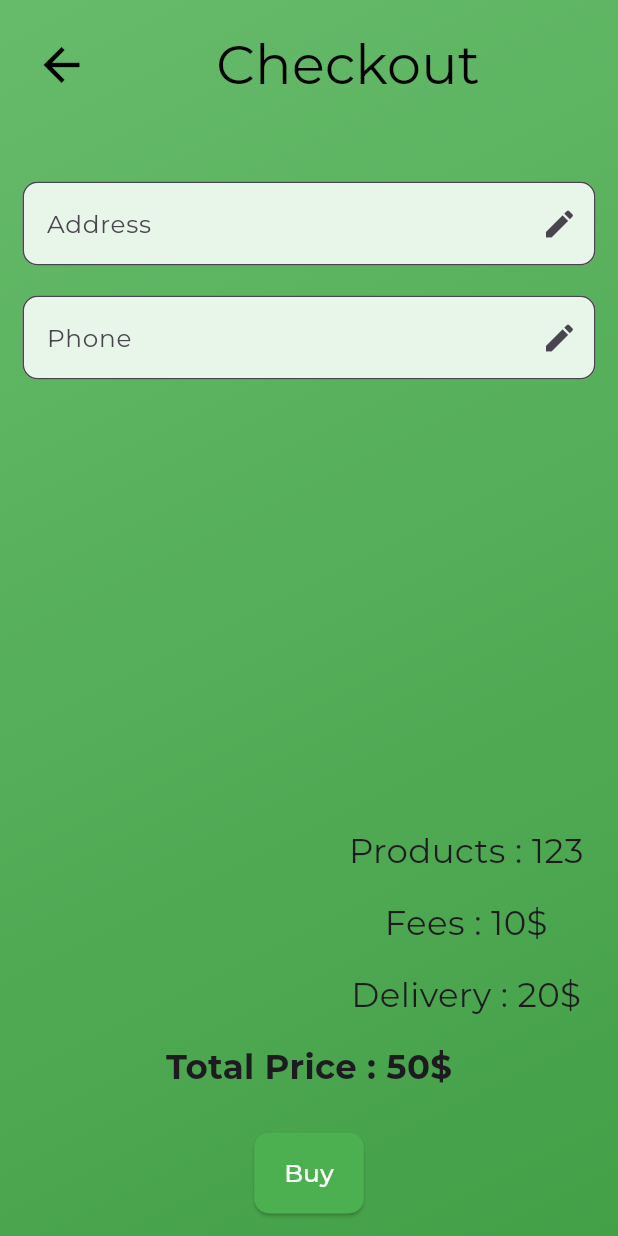
After one commit to MalekYasser26/plant_it, a Flutter app: the CheckoutViewBody screen opened directly, on a phone screen of 412 x 824 dp. The commit adds this screen. Run offline on Flutter 3.47's test engine with Material 3 defaults, Android fonts, the phone set to English and light mode, and no system bars; our stand-ins replace google_fonts.

Commit message:
checkout view done

```diff
--- a/lib/features/cart/presentation/views/cart_view.dart
+++ b/lib/features/cart/presentation/views/cart_view.dart
@@ -1,86 +1,12 @@
 import 'package:flutter/cupertino.dart';
 import 'package:flutter/material.dart';
-import 'package:google_fonts/google_fonts.dart';
-import 'package:plant_it/constants/constants.dart';
-import 'package:plant_it/features/auth/presentation/views/widgets/login_button.dart';
-import 'package:plant_it/features/cart/presentation/widgets/cart_item.dart';
+import 'package:plant_it/features/cart/presentation/widgets/cart_view_body.dart';
 
 class CartView extends StatelessWidget {
   const CartView({super.key});
 
   @override
   Widget build(BuildContext context) {
-    return SafeArea(
-      child: Scaffold(
-        body: Container(
-          decoration: const BoxDecoration(
-            gradient: LinearGradient(
-              colors: [
-                Color(0xFF66BB6A),
-                Color(0xFF43A047),
-              ],
-              begin: FractionalOffset(0.0, 0.0),
-              end: FractionalOffset(1.0, 1.0),
-              stops: [0.0, 1.0],
-              tileMode: TileMode.clamp,
-            ),
-          ),
-          child: Center(
-            child: Padding(
-              padding: const EdgeInsets.all(15.0),
-              child: Column(
-                children: [
-                   Container(
-                    height: kToolbarHeight,
-                    decoration: const BoxDecoration(),
-                    child: Row(
-                      mainAxisAlignment: MainAxisAlignment.spaceBetween,
-                      children: [
-                        IconButton(
-                          onPressed: () {
-                            Navigator.pop(context);
-                          },
-                          icon: Icon(
-                            Icons.arrow_back,
-                            size: getResponsiveFontSize(context, fontSize: 35),
-                            color: Colors.black,
-                          ),
-                        ),
-                        Text(
-                          "Cart",
-                          textAlign: TextAlign.center,
-                          style: GoogleFonts.montserrat(
-                              fontSize:
-                                  getResponsiveFontSize(context, fontSize: 35),
-                              color: Colors.black),
-                        ),
-                        const SizedBox()
-                      ],
-                    ),
-                  ),
-                   Expanded(
-                       child: ListView.separated(
-                         physics: const BouncingScrollPhysics(),
-                           itemBuilder: (context, index) =>  const CartItem(),
-                           separatorBuilder: (context, index) => const SizedBox(height: 15,),
-                           itemCount: 5)),
-                  Padding(
-                    padding: const EdgeInsets.all(15.0),
-                    child: Text("Total Price : 22222\$",style: GoogleFonts.montserrat(
-                        fontSize: getResponsiveFontSize(context, fontSize: 20),
-                        color: Colors.white
-                    ),),
-                  ),
-                  CustButton(onPressed: () {
-
-                  }, text: "Proceed to purchase ")
-
-                ],
-              ),
-            ),
-          ),
-        ),
-      ),
-    );
+    return const CartViewBody();
   }
 }
--- /dev/null
+++ b/lib/features/cart/presentation/widgets/cart_view_body.dart
@@ -0,0 +1,87 @@
+import 'package:flutter/material.dart';
+import 'package:google_fonts/google_fonts.dart';
+import 'package:plant_it/constants/constants.dart';
+import 'package:plant_it/features/auth/presentation/views/widgets/login_button.dart';
+import 'package:plant_it/features/cart/presentation/widgets/cart_item.dart';
+import 'package:plant_it/features/checkout/presentation/views/checkout_view.dart';
+
+class CartViewBody extends StatelessWidget {
+  const CartViewBody({super.key});
+
+  @override
+  Widget build(BuildContext context) {
+    return SafeArea(
+      child: Scaffold(
+        body: Container(
+          decoration: const BoxDecoration(
+            gradient: LinearGradient(
+              colors: [
+                Color(0xFF66BB6A),
+                Color(0xFF43A047),
+              ],
+              begin: FractionalOffset(0.0, 0.0),
+              end: FractionalOffset(1.0, 1.0),
+              stops: [0.0, 1.0],
+              tileMode: TileMode.clamp,
+            ),
+          ),
+          child: Center(
+            child: Padding(
+              padding: const EdgeInsets.all(15.0),
+              child: Column(
+                children: [
+                  Container(
+                    height: kToolbarHeight,
+                    decoration: const BoxDecoration(),
+                    child: Row(
+                      mainAxisAlignment: MainAxisAlignment.spaceBetween,
+                      children: [
+                        IconButton(
+                          onPressed: () {
+                            Navigator.pop(context);
+                          },
+                          icon: Icon(
+                            Icons.arrow_back,
+                            size: getResponsiveFontSize(context, fontSize: 35),
+                            color: Colors.black,
+                          ),
+                        ),
+                        Text(
+                          "Cart",
+                          textAlign: TextAlign.center,
+                          style: GoogleFonts.montserrat(
+                              fontSize:
+                              getResponsiveFontSize(context, fontSize: 35),
+                              color: Colors.black),
+                        ),
+                        const SizedBox()
+                      ],
+                    ),
+                  ),
+                  Expanded(
+                      child: ListView.separated(
+                          physics: const BouncingScrollPhysics(),
+                          itemBuilder: (context, index) =>  const CartItem(),
+                          separatorBuilder: (context, index) => const SizedBox(height: 15,),
+                          itemCount: 5)),
+                  Padding(
+                    padding: const EdgeInsets.all(15.0),
+                    child: Text("Total Price : 22222\$",style: GoogleFonts.montserrat(
+                        fontSize: getResponsiveFontSize(context, fontSize: 20),
+                        color: Colors.white
+                    ),),
+                  ),
+                  CustButton(onPressed: () {
+                      Navigator.push(context, MaterialPageRoute(builder: (context) => CheckoutView(),));
+                  }, text: "Proceed to purchase ")
+
+                ],
+              ),
+            ),
+          ),
+        ),
+      ),
+    );
+
+  }
+}
--- /dev/null
+++ b/lib/features/checkout/presentation/views/checkout_view.dart
@@ -0,0 +1,11 @@
+import 'package:flutter/material.dart';
+import 'package:plant_it/features/checkout/presentation/widgets/checkout_view_body.dart';
+
+class CheckoutView extends StatelessWidget {
+  const CheckoutView({super.key});
+
+  @override
+  Widget build(BuildContext context) {
+    return const CheckoutViewBody();
+  }
+}
--- /dev/null
+++ b/lib/features/checkout/presentation/widgets/checkout_view_body.dart
@@ -0,0 +1,142 @@
+import 'package:flutter/material.dart';
+import 'package:google_fonts/google_fonts.dart';
+import 'package:plant_it/constants/constants.dart';
+import 'package:plant_it/features/auth/presentation/views/widgets/login_button.dart';
+
+import 'cust_checkout_text_field.dart';
+
+class CheckoutViewBody extends StatelessWidget {
+  const CheckoutViewBody({super.key});
+
+  @override
+  Widget build(BuildContext context) {
+    return SafeArea(
+      child: Scaffold(
+        body: Container(
+          decoration: const BoxDecoration(
+            gradient: LinearGradient(
+              colors: [
+                Color(0xFF66BB6A),
+                Color(0xFF43A047),
+              ],
+              begin: FractionalOffset(0.0, 0.0),
+              end: FractionalOffset(1.0, 1.0),
+              stops: [0.0, 1.0],
+              tileMode: TileMode.clamp,
+            ),
+          ),
+          child: Center(
+            child: Padding(
+              padding: const EdgeInsets.all(15.0),
+              child: Column(
+                children: [
+                  Container(
+                    height: kToolbarHeight,
+                    decoration: const BoxDecoration(),
+                    child: Row(
+                      mainAxisAlignment: MainAxisAlignment.spaceBetween,
+                      children: [
+                        IconButton(
+                          onPressed: () {
+                            Navigator.pop(context);
+                          },
+                          icon: Icon(
+                            Icons.arrow_back,
+                            size: getResponsiveFontSize(context, fontSize: 35),
+                            color: Colors.black,
+                          ),
+                        ),
+                        Text(
+                          "Checkout",
+                          textAlign: TextAlign.center,
+                          style: GoogleFonts.montserrat(
+                              fontSize:
+                              getResponsiveFontSize(context, fontSize: 35),
+                              color: Colors.black),
+                        ),
+                        const SizedBox()
+                      ],
+                    ),
+                  ),
+                  const SizedBox(height: 50,),
+                  CustCheckoutTextField(text: "Address", custIcon: IconButton(
+                      onPressed: () {
+                      print('ss');
+                      },
+                      icon : const Icon(Icons.edit),
+                  ),
+                  phone: false,
+                  ),
+                  const SizedBox(height: 20,),
+                  CustCheckoutTextField(text: "Phone", custIcon: IconButton(
+                    onPressed: () {
+                      print('ss');
+                    },
+                    icon : const Icon(Icons.edit),
+                  ),
+                    phone: true,
+                  ),
+                  const Spacer(),
+                  Row(
+                    mainAxisAlignment: MainAxisAlignment.end,
+                    children: [
+                      Column(
+                        children: [
+                          Padding(
+                            padding: const EdgeInsets.all(8.0),
+                            child: Text("Products : 123",style:  GoogleFonts.montserrat(
+                              fontSize:  getResponsiveFontSize(context, fontSize: 22),
+                            ),),
+                          ),
+                          Padding(
+                            padding: const EdgeInsets.all(8.0),
+                            child: Text("Fees : 10\$",style:  GoogleFonts.montserrat(
+                              fontSize:  getResponsiveFontSize(context, fontSize: 22),
+                            ),),
+                          ),
+                          Padding(
+                            padding: const EdgeInsets.all(8.0),
+                            child: Text("Delivery : 20\$",style:  GoogleFonts.montserrat(
+                              fontSize:  getResponsiveFontSize(context, fontSize: 22),
+                            ),),
+                          ),
+
+
+                        ],
+                      ),
+                    ],
+                  ),
+                  Row(
+                    mainAxisAlignment: MainAxisAlignment.center,
+                    children: [
+                      Column(
+                        children: [
+                          Padding(
+                            padding: const EdgeInsets.all(8.0),
+                            child: Text("Total Price : 50\$",style:  GoogleFonts.montserrat(
+                              fontSize:  getResponsiveFontSize(context, fontSize: 22),
+                              fontWeight: FontWeight.bold
+                            ),),
+                          ),
+
+
+
+                        ],
+                      ),
+                    ],
+                  ),
+
+                  const SizedBox(height: 20,),
+                  CustButton(onPressed: () {
+                  }, text: "Buy")
+
+                ],
+              ),
+            ),
+          ),
+        ),
+      ),
+    );
+
+  }
+}
--- /dev/null
+++ b/lib/features/checkout/presentation/widgets/cust_checkout_text_field.dart
@@ -0,0 +1,30 @@
+import 'package:flutter/material.dart';
+import 'package:google_fonts/google_fonts.dart';
+import 'package:plant_it/constants/constants.dart';
+
+class CustCheckoutTextField extends StatelessWidget {
+  final String text ;
+  final Widget custIcon ;
+  final bool phone ;
+  const CustCheckoutTextField({super.key, required this.text, required this.custIcon, required this.phone});
+
+  @override
+  Widget build(BuildContext context) {
+    return TextFormField(
+      keyboardType: phone ? TextInputType.phone : TextInputType.text,
+      onTapOutside: (event) => FocusManager.instance.primaryFocus?.unfocus(),
+      decoration: InputDecoration(
+        labelText: text,
+        labelStyle: GoogleFonts.montserrat(
+          fontSize:  getResponsiveFontSize(context, fontSize: 16),
+        ),
+        suffixIcon: custIcon,
+        border: OutlineInputBorder(
+          borderRadius: BorderRadius.circular(10),
+        ),
+        filled: true,
+        fillColor: Colors.green[50],
+      ),
+    );
+  }
+}
```
